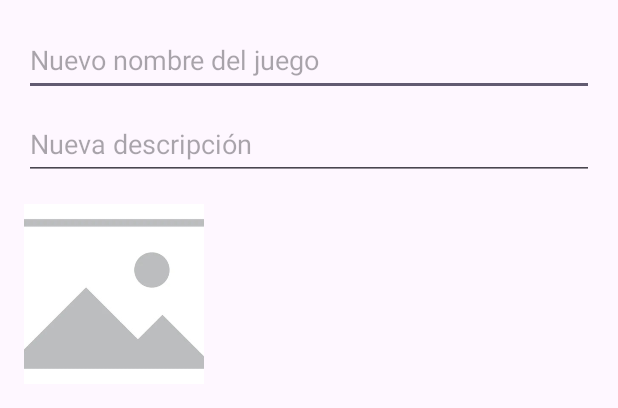
After one commit to RomanBossio/juegos-favoritos, an Android app: the layout dialog_modificar_juego.xml on its own in the app's theme, with its tools: preview values and no code run, on a phone screen of 412 x 824 dp. The commit adds this screen. Shown: the top 408 px of the screen. Run offline under Robolectric (Android 15) with nearby library versions, the phone set to English and light mode, and no system bars.

Commit message:
Agrega funcionalidad para editar nombre, descripción e imagen de los juegos

```diff
--- /dev/null
+++ b/app/src/main/res/layout/dialog_modificar_juego.xml
@@ -0,0 +1,33 @@
+<?xml version="1.0" encoding="utf-8"?>
+<LinearLayout xmlns:android="http://schemas.android.com/apk/res/android"
+    android:orientation="vertical"
+    android:padding="16dp"
+    android:layout_width="match_parent"
+    android:layout_height="wrap_content">
+
+    <EditText
+        android:id="@+id/etNuevoNombre"
+        android:layout_width="match_parent"
+        android:layout_height="wrap_content"
+        android:hint="Nuevo nombre del juego"
+        android:minHeight="48dp" />
+
+    <EditText
+        android:id="@+id/etNuevaDescripcion"
+        android:layout_width="match_parent"
+        android:layout_height="wrap_content"
+        android:hint="Nueva descripción"
+        android:layout_marginTop="8dp"
+        android:minHeight="48dp" />
+
+    <!-- NUEVO: ImageView para mostrar/editar la imagen -->
+    <ImageView
+        android:id="@+id/ivNuevaImagen"
+        android:layout_width="120dp"
+        android:layout_height="120dp"
+        android:layout_marginTop="16dp"
+        android:src="@drawable/ic_juego_generico"
+        android:scaleType="centerCrop"
+        android:contentDescription="Imagen del juego" />
+
+</LinearLayout>
```
Also changed, not shown: app/src/main/java/com/example/juegosfavoritosapp/ListaJuegosActivity.kt (+67 -3 lines).
